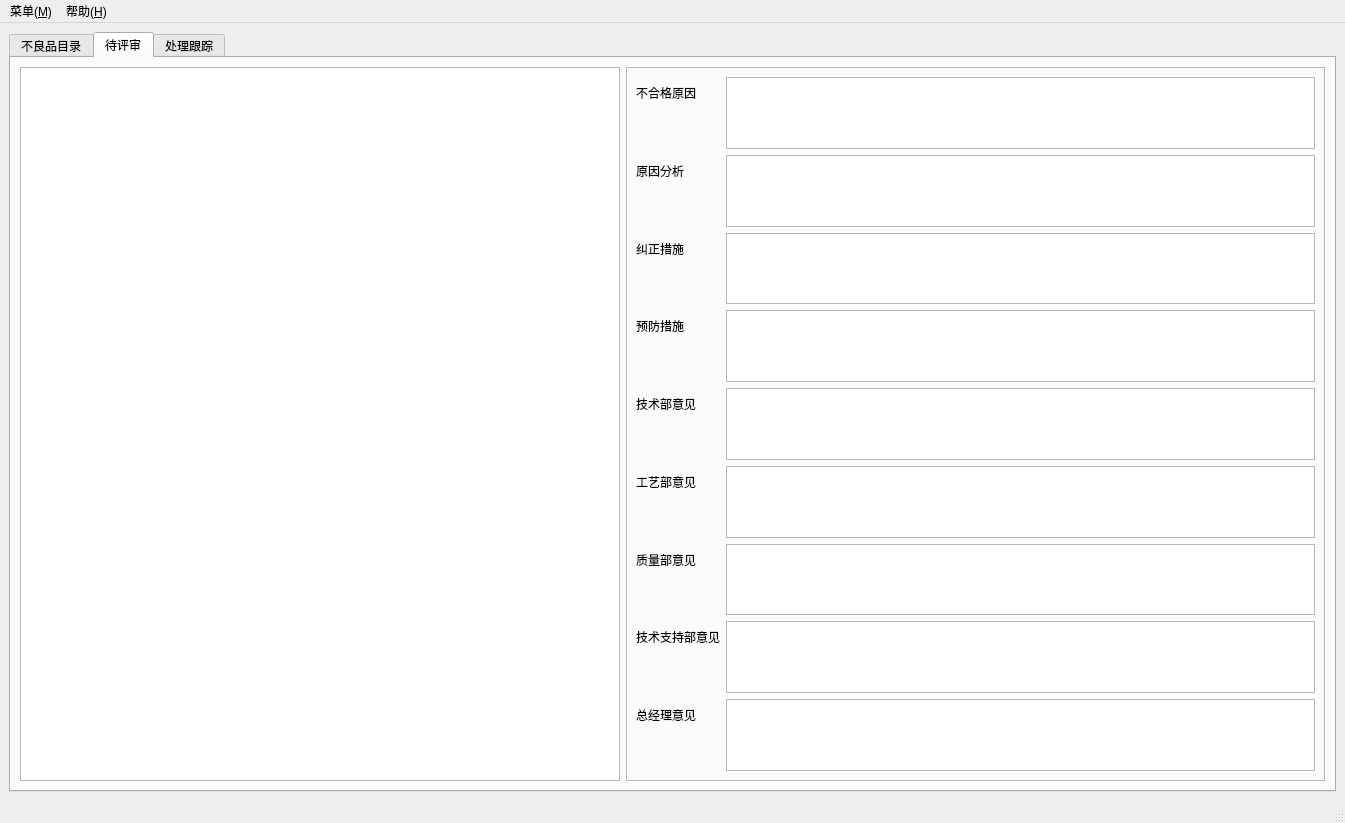
Before: the Qt Designer form mainwindow.ui in xeeboy/PartsReview, drawn with Qt 5.
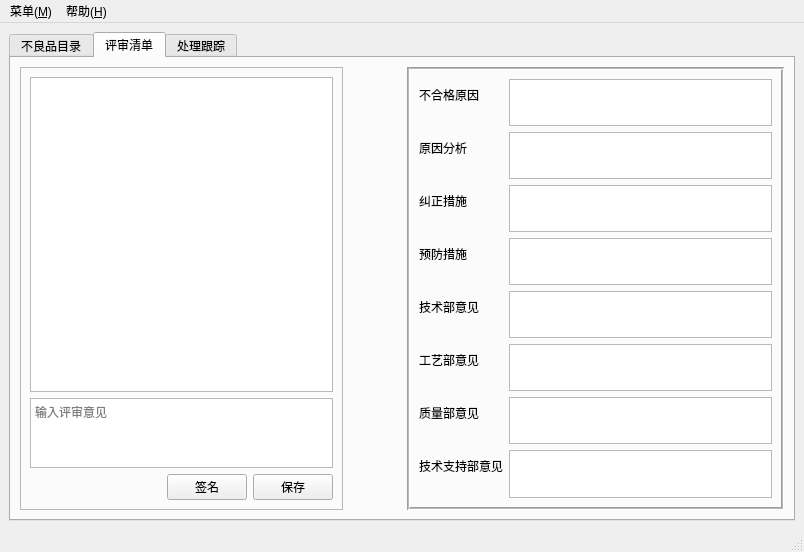
After: the same form once the commit is applied. Icons and pictures are not drawn.

The edit to the form file:
```diff
--- a/mainwindow.ui
+++ b/mainwindow.ui
@@ -9,14 +9,20 @@
    <rect>
     <x>0</x>
     <y>0</y>
-    <width>1345</width>
-    <height>823</height>
+    <width>804</width>
+    <height>552</height>
    </rect>
   </property>
+  <property name="sizePolicy">
+   <sizepolicy hsizetype="Expanding" vsizetype="Expanding">
+    <horstretch>0</horstretch>
+    <verstretch>0</verstretch>
+   </sizepolicy>
+  </property>
   <property name="minimumSize">
    <size>
-    <width>1116</width>
-    <height>703</height>
+    <width>761</width>
+    <height>552</height>
    </size>
   </property>
   <property name="windowTitle">
@@ -33,6 +39,12 @@
    <layout class="QVBoxLayout" name="verticalLayout_2">
     <item>
      <widget class="QTabWidget" name="tabWidget">
+      <property name="sizePolicy">
+       <sizepolicy hsizetype="Preferred" vsizetype="Preferred">
+        <horstretch>0</horstretch>
+        <verstretch>0</verstretch>
+       </sizepolicy>
+      </property>
       <property name="currentIndex">
        <number>1</number>
       </property>
@@ -650,25 +662,105 @@
          <normaloff>icons/find.png</normaloff>icons/find.png</iconset>
        </attribute>
        <attribute name="title">
-        <string>待评审</string>
+        <string>评审清单</string>
        </attribute>
-       <layout class="QHBoxLayout" name="horizontalLayout_3" stretch="6,7">
+       <layout class="QHBoxLayout" name="horizontalLayout_3" stretch="6,0,7">
         <item>
-         <widget class="QTableView" name="pre_tbl_view"/>
-        </item>
-        <item>
-         <widget class="QFrame" name="frame_4">
+         <widget class="QFrame" name="frame_5">
           <property name="frameShape">
            <enum>QFrame::StyledPanel</enum>
           </property>
           <property name="frameShadow">
            <enum>QFrame::Raised</enum>
           </property>
+          <layout class="QVBoxLayout" name="verticalLayout_8" stretch="6,1,0">
+           <item>
+            <widget class="QTableView" name="pre_tbl_view">
+             <property name="statusTip">
+              <string>单击查看详细信息，右键评审！</string>
+             </property>
+            </widget>
+           </item>
+           <item>
+            <widget class="QTextEdit" name="txt_pre_info">
+             <property name="placeholderText">
+              <string>输入评审意见</string>
+             </property>
+            </widget>
+           </item>
+           <item>
+            <layout class="QHBoxLayout" name="horizontalLayout_4">
+             <item>
+              <spacer name="horizontalSpacer_6">
+               <property name="orientation">
+                <enum>Qt::Horizontal</enum>
+               </property>
+               <property name="sizeHint" stdset="0">
+                <size>
+                 <width>40</width>
+                 <height>20</height>
+                </size>
+               </property>
+              </spacer>
+             </item>
+             <item>
+              <widget class="QPushButton" name="btn_sign_pre">
+               <property name="text">
+                <string>签名</string>
+               </property>
+              </widget>
+             </item>
+             <item>
+              <widget class="QPushButton" name="btn_save_pre">
+               <property name="text">
+                <string>保存</string>
+               </property>
+              </widget>
+             </item>
+            </layout>
+           </item>
+          </layout>
+         </widget>
+        </item>
+        <item>
+         <spacer name="horizontalSpacer_5">
+          <property name="orientation">
+           <enum>Qt::Horizontal</enum>
+          </property>
+          <property name="sizeHint" stdset="0">
+           <size>
+            <width>58</width>
+            <height>20</height>
+           </size>
+          </property>
+         </spacer>
+        </item>
+        <item>
+         <widget class="QFrame" name="frame_4">
+          <property name="frameShape">
+           <enum>QFrame::Box</enum>
+          </property>
+          <property name="frameShadow">
+           <enum>QFrame::Sunken</enum>
+          </property>
+          <property name="lineWidth">
+           <number>1</number>
+          </property>
+          <property name="midLineWidth">
+           <number>1</number>
+          </property>
           <layout class="QVBoxLayout" name="verticalLayout_7">
            <item>
             <layout class="QFormLayout" name="formLayout_4">
-             <item row="2" column="1">
-              <widget class="QTextEdit" name="pre_result">
+             <item row="1" column="0">
+              <widget class="QLabel" name="label_22">
+               <property name="text">
+                <string>不合格原因</string>
+               </property>
+              </widget>
+             </item>
+             <item row="1" column="1">
+              <widget class="QTextEdit" name="pre_describle">
                <property name="readOnly">
                 <bool>true</bool>
                </property>
@@ -681,6 +773,13 @@
                </property>
               </widget>
              </item>
+             <item row="2" column="1">
+              <widget class="QTextEdit" name="pre_result">
+               <property name="readOnly">
+                <bool>true</bool>
+               </property>
+              </widget>
+             </item>
              <item row="3" column="0">
               <widget class="QLabel" name="label_8">
                <property name="text">
@@ -688,6 +787,13 @@
                </property>
               </widget>
              </item>
+             <item row="3" column="1">
+              <widget class="QTextEdit" name="pre_correctiveation">
+               <property name="readOnly">
+                <bool>true</bool>
+               </property>
+              </widget>
+             </item>
              <item row="4" column="0">
               <widget class="QLabel" name="label_9">
                <property name="text">
@@ -695,6 +801,13 @@
                </property>
               </widget>
              </item>
+             <item row="4" column="1">
+              <widget class="QTextEdit" name="pre_precaution">
+               <property name="readOnly">
+                <bool>true</bool>
+               </property>
+              </widget>
+             </item>
              <item row="5" column="0">
               <widget class="QLabel" name="label_10">
                <property name="text">
@@ -702,6 +815,13 @@
                </property>
               </widget>
              </item>
+             <item row="5" column="1">
+              <widget class="QTextEdit" name="pre_tec_idea">
+               <property name="readOnly">
+                <bool>true</bool>
+               </property>
+              </widget>
+             </item>
              <item row="6" column="0">
               <widget class="QLabel" name="label_18">
                <property name="text">
@@ -709,6 +829,13 @@
                </property>
               </widget>
              </item>
+             <item row="6" column="1">
+              <widget class="QTextEdit" name="pre_pro_idea">
+               <property name="readOnly">
+                <bool>true</bool>
+               </property>
+              </widget>
+             </item>
              <item row="7" column="0">
               <widget class="QLabel" name="label_19">
                <property name="text">
@@ -716,6 +843,13 @@
                </property>
               </widget>
              </item>
+             <item row="7" column="1">
+              <widget class="QTextEdit" name="pre_qa_idea">
+               <property name="readOnly">
+                <bool>true</bool>
+               </property>
+              </widget>
+             </item>
              <item row="8" column="0">
               <widget class="QLabel" name="label_20">
                <property name="text">
@@ -723,48 +857,6 @@
                </property>
               </widget>
              </item>
-             <item row="9" column="0">
-              <widget class="QLabel" name="label_21">
-               <property name="text">
-                <string>总经理意见</string>
-               </property>
-              </widget>
-             </item>
-             <item row="3" column="1">
-              <widget class="QTextEdit" name="pre_correctiveation">
-               <property name="readOnly">
-                <bool>true</bool>
-               </property>
-              </widget>
-             </item>
-             <item row="4" column="1">
-              <widget class="QTextEdit" name="pre_precaution">
-               <property name="readOnly">
-                <bool>true</bool>
-               </property>
-              </widget>
-             </item>
-             <item row="5" column="1">
-              <widget class="QTextEdit" name="pre_tec_idea">
-               <property name="readOnly">
-                <bool>true</bool>
-               </property>
-              </widget>
-             </item>
-             <item row="6" column="1">
-              <widget class="QTextEdit" name="pre_pro_idea">
-               <property name="readOnly">
-                <bool>true</bool>
-               </property>
-              </widget>
-             </item>
-             <item row="7" column="1">
-              <widget class="QTextEdit" name="pre_qa_idea">
-               <property name="readOnly">
-                <bool>true</bool>
-               </property>
-              </widget>
-             </item>
              <item row="8" column="1">
               <widget class="QTextEdit" name="pre_tec_support_idea">
                <property name="readOnly">
@@ -772,27 +864,6 @@
                </property>
               </widget>
              </item>
-             <item row="9" column="1">
-              <widget class="QTextEdit" name="pre_general_idea">
-               <property name="readOnly">
-                <bool>true</bool>
-               </property>
-              </widget>
-             </item>
-             <item row="1" column="1">
-              <widget class="QTextEdit" name="pre_describle">
-               <property name="readOnly">
-                <bool>true</bool>
-               </property>
-              </widget>
-             </item>
-             <item row="1" column="0">
-              <widget class="QLabel" name="label_22">
-               <property name="text">
-                <string>不合格原因</string>
-               </property>
-              </widget>
-             </item>
             </layout>
            </item>
           </layout>
@@ -818,7 +889,7 @@
     <rect>
      <x>0</x>
      <y>0</y>
-     <width>1345</width>
+     <width>804</width>
      <height>23</height>
     </rect>
    </property>
```
Left out of the diff: 1 changed line with no effect on the pictures.
